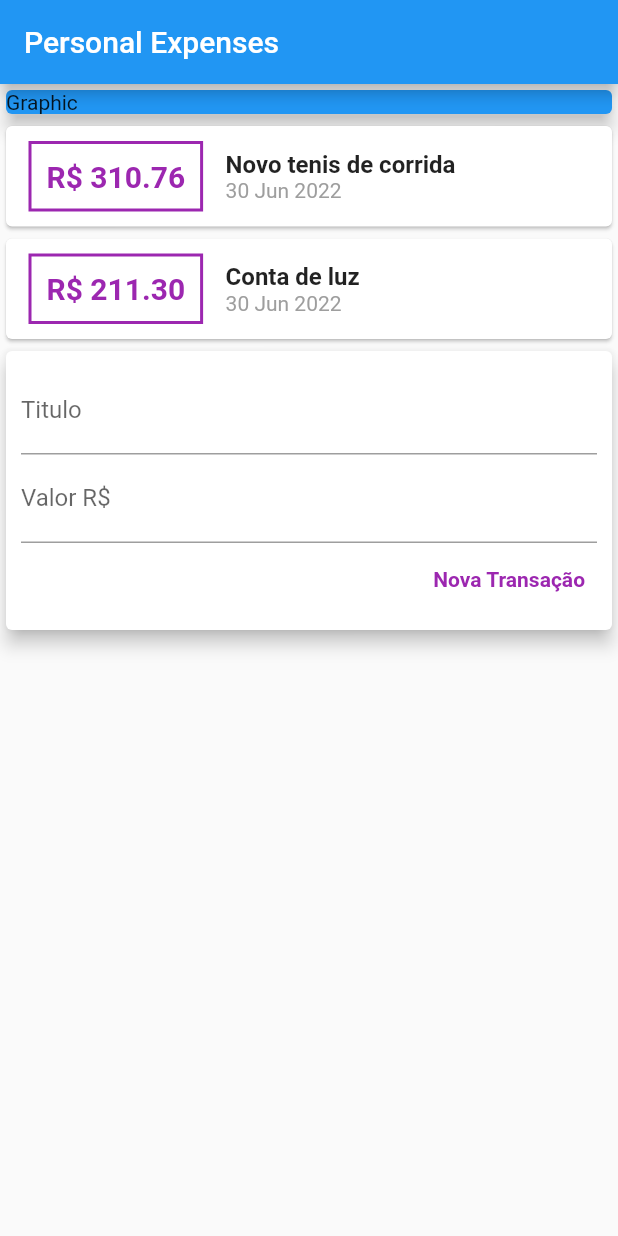
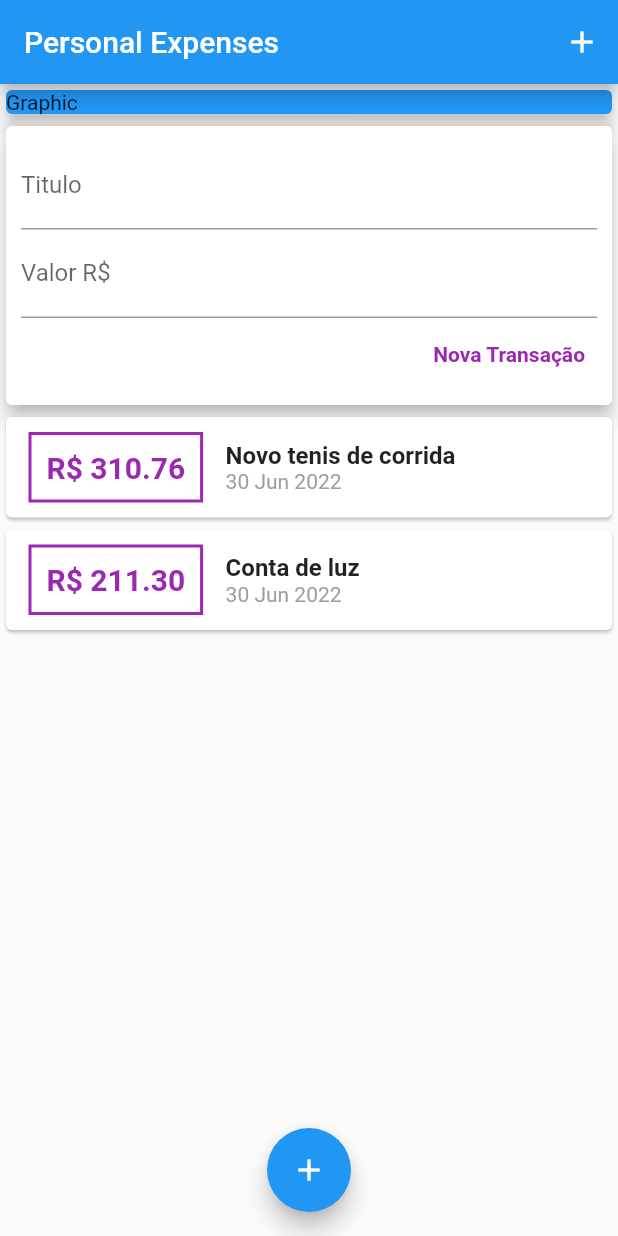
Before and after one commit to RamonTadeuGoncalves/ExpensesApp, a Flutter app: the screen it shows after launch, on a phone screen of 412 x 824 dp. Run offline on Flutter 3.47's test engine with Material 2 defaults, Android fonts, the phone set to English and light mode, and no system bars.

Commit message:
Created scroll view and scroll list for transaction list, and also configure the numeric keyboard.

```diff
--- a/lib/components/transaction_list.dart
+++ b/lib/components/transaction_list.dart
@@ -10,8 +10,12 @@ class TransactionList extends StatelessWidget {
 
   @override
   Widget build(BuildContext context) {
-    return Column(
-      children: transactions.map((tr) {
+    return Container(
+      height: 300,
+      child: ListView.builder(
+        itemCount: transactions.length,
+        itemBuilder: (ctx, item) {
+          final tr = transactions[item];
           return Card(
             child: Row(
               children: [
@@ -33,7 +37,8 @@ class TransactionList extends StatelessWidget {
                   children: [
                     Text(
                       tr.title,
-                    style: TextStyle(fontWeight: FontWeight.bold, fontSize: 16),
+                      style:
+                          TextStyle(fontWeight: FontWeight.bold, fontSize: 16),
                     ),
                     Text(
                       DateFormat('d MMM y').format(tr.date),
@@ -44,7 +49,8 @@ class TransactionList extends StatelessWidget {
               ],
             ),
           );
-      }).toList(),
+        },
+      ),
     );
   }
 }
--- a/lib/components/transaction_user.dart
+++ b/lib/components/transaction_user.dart
@@ -17,7 +17,7 @@ class _TransactionUserState extends State<TransactionUser> {
         value: 310.76,
         date: DateTime.now()),
     Transaction(
-        id: 't2', title: 'Conta de luz', value: 211.30, date: DateTime.now())
+        id: 't2', title: 'Conta de luz', value: 211.30, date: DateTime.now()),
   ];
 
   _addTransaction(String title, double value) {
@@ -35,8 +35,8 @@ class _TransactionUserState extends State<TransactionUser> {
   Widget build(BuildContext context) {
     return Column(
       children: [
+        TransactionFom(_addTransaction),
         TransactionList(_transactions),
-        TransactionFom(_addTransaction),
       ],
     );
   }
--- a/lib/main.dart
+++ b/lib/main.dart
@@ -18,10 +18,17 @@ class MyHomePage extends StatelessWidget {
   @override
   Widget build(BuildContext context) {
     return Scaffold(
-        appBar: AppBar(
-          title: Text('Personal Expenses'),
-        ),
-        body: Column(
+      appBar: AppBar(
+        title: Text('Personal Expenses'),
+        actions: [
+          IconButton(
+            icon: Icon(Icons.add),
+            onPressed: () {},
+          )
+        ],
+      ),
+      body: SingleChildScrollView(
+        child: Column(
           crossAxisAlignment: CrossAxisAlignment.stretch,
           children: [
             Container(
@@ -33,6 +40,13 @@ class MyHomePage extends StatelessWidget {
             ),
             TransactionUser(),
           ],
-        ));
+        ),
+      ),
+      floatingActionButton: FloatingActionButton(
+        child: Icon(Icons.add),
+        onPressed: () {},
+      ),
+      floatingActionButtonLocation: FloatingActionButtonLocation.centerFloat,
+    );
   }
 }
```
Also changed, not shown: lib/components/transaction_form.dart (+13 -6 lines). Lines whose indentation alone changed are shown as unchanged.
